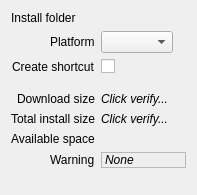
This is rare/ui/components/dialogs/install_dialog.ui in RareDevs/Rare as Qt 5 draws it before an edit. The edited form follows.
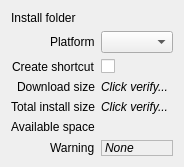
This is the edited form.

Commit message: InstallDialog: remove optional and advanced layouts, add widgets directly into the form layout

```diff
--- a/rare/ui/components/dialogs/install_dialog.ui
+++ b/rare/ui/components/dialogs/install_dialog.ui
@@ -6,8 +6,8 @@
    <rect>
     <x>0</x>
     <y>0</y>
-    <width>197</width>
-    <height>195</height>
+    <width>182</width>
+    <height>153</height>
    </rect>
   </property>
   <property name="windowTitle">
@@ -58,20 +58,14 @@
      </property>
     </widget>
    </item>
-   <item row="3" column="0" colspan="2">
-    <layout class="QVBoxLayout" name="selectable_layout"/>
-   </item>
-   <item row="4" column="0" colspan="2">
-    <layout class="QVBoxLayout" name="advanced_layout"/>
-   </item>
-   <item row="5" column="0">
+   <item row="3" column="0">
     <widget class="QLabel" name="download_size_label">
      <property name="text">
       <string>Download size</string>
      </property>
     </widget>
    </item>
-   <item row="5" column="1">
+   <item row="3" column="1">
     <widget class="QLabel" name="download_size_text">
      <property name="font">
       <font>
@@ -83,14 +77,14 @@
      </property>
     </widget>
    </item>
-   <item row="6" column="0">
+   <item row="4" column="0">
     <widget class="QLabel" name="install_size_label">
      <property name="text">
       <string>Total install size</string>
      </property>
     </widget>
    </item>
-   <item row="6" column="1">
+   <item row="4" column="1">
     <widget class="QLabel" name="install_size_text">
      <property name="font">
       <font>
@@ -105,18 +99,17 @@
      </property>
     </widget>
    </item>
-   <item row="7" column="0">
-    <widget class="QLabel" name="avail_space_label">
+   <item row="5" column="0">
+    <widget class="QLabel" name="available_space_label">
      <property name="text">
       <string>Available space</string>
      </property>
     </widget>
    </item>
-   <item row="7" column="1">
-    <widget class="QLabel" name="avail_space">
+   <item row="5" column="1">
+    <widget class="QLabel" name="available_space_text">
      <property name="font">
       <font>
-       <weight>75</weight>
        <bold>true</bold>
       </font>
      </property>
@@ -125,14 +118,14 @@
      </property>
     </widget>
    </item>
-   <item row="8" column="0">
+   <item row="6" column="0">
     <widget class="QLabel" name="warning_label">
      <property name="text">
       <string>Warning</string>
      </property>
     </widget>
    </item>
-   <item row="8" column="1">
+   <item row="6" column="1">
     <widget class="QLabel" name="warning_text">
      <property name="font">
       <font>
```
Left out of the diff: 14 changed lines with no effect on the pictures. The commit also changes 2 other files.
